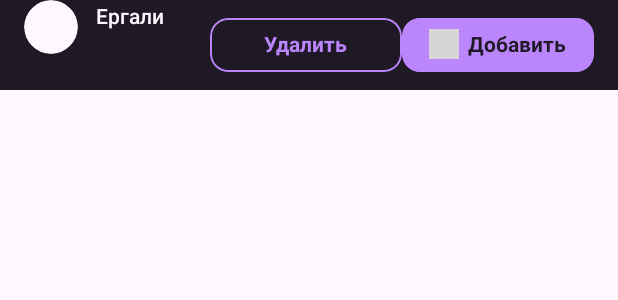
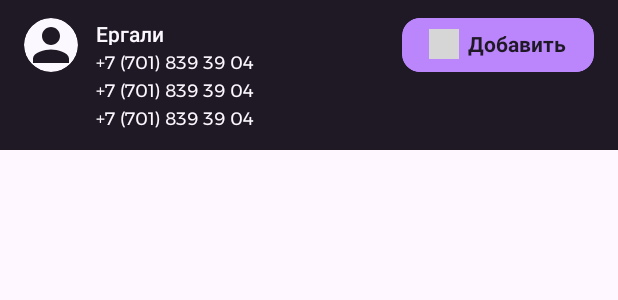
Before and after one commit to Anelkad/Contacts-App, an Android app: the layout item_contact.xml on its own in the app's theme, with its tools: preview values and no code run, on a phone screen of 412 x 824 dp. Shown: the top 300 px of the screen. Run offline under Robolectric (Android 15) with nearby library versions, the phone set to English and light mode, and no system bars; grey boxes are pictures that could not be loaded.

Commit message:
[feature] get contacts

```diff
--- a/app/build.gradle.kts
+++ b/app/build.gradle.kts
@@ -1,6 +1,7 @@
 plugins {
     id("com.android.application")
     id("org.jetbrains.kotlin.android")
+    id ("kotlin-parcelize")
 }
 
 android {
--- a/app/src/main/AndroidManifest.xml
+++ b/app/src/main/AndroidManifest.xml
@@ -2,7 +2,7 @@
 <manifest xmlns:android="http://schemas.android.com/apk/res/android"
     xmlns:tools="http://schemas.android.com/tools">
 
-    <uses-permission android:name="android.permission.READ_CONTACTS"/>
+    <uses-permission android:name="android.permission.READ_CONTACTS" />
 
     <application
         android:allowBackup="true"
--- /dev/null
+++ b/app/src/main/java/com/example/contacts/Constants.kt
@@ -0,0 +1,3 @@
+package com.example.contacts
+
+const val CONTACTS_LIST = "CONTACTS_LIST"
--- /dev/null
+++ b/app/src/main/res/drawable/baseline_person_24.xml
@@ -0,0 +1,5 @@
+<vector android:height="24dp" android:tint="@color/black"
+    android:viewportHeight="24" android:viewportWidth="24"
+    android:width="24dp" xmlns:android="http://schemas.android.com/apk/res/android">
+    <path android:fillColor="@android:color/white" android:pathData="M12,12c2.21,0 4,-1.79 4,-4s-1.79,-4 -4,-4 -4,1.79 -4,4 1.79,4 4,4zM12,14c-2.67,0 -8,1.34 -8,4v2h16v-2c0,-2.66 -5.33,-4 -8,-4z"/>
+</vector>
--- a/app/src/main/res/layout/item_contact.xml
+++ b/app/src/main/res/layout/item_contact.xml
@@ -4,22 +4,27 @@
     xmlns:tools="http://schemas.android.com/tools"
     android:layout_width="match_parent"
     android:layout_height="wrap_content"
-    android:background="@color/black"
     android:orientation="horizontal"
-    android:paddingHorizontal="16dp">
+    android:paddingHorizontal="16dp"
+    android:paddingVertical="12dp"
+    tools:background="@color/black">
 
     <com.google.android.material.card.MaterialCardView
         android:layout_width="36dp"
         android:layout_height="36dp"
+        android:backgroundTint="@color/white"
         app:cardCornerRadius="18dp"
         app:cardElevation="0dp"
         app:strokeWidth="0dp">
 
         <ImageView
             android:id="@+id/iv_avatar"
-            android:layout_width="wrap_content"
-            android:layout_height="wrap_content"
-            android:contentDescription="@string/avatar" />
+            android:layout_width="match_parent"
+            android:layout_height="match_parent"
+            android:layout_gravity="center"
+            android:contentDescription="@string/avatar"
+            android:src="@drawable/baseline_person_24"
+            app:tint="@color/black" />
 
     </com.google.android.material.card.MaterialCardView>
 
@@ -34,12 +39,20 @@
         <TextView
             android:id="@+id/tv_name"
             android:layout_width="wrap_content"
-            android:layout_height="wrap_content"
+            android:layout_height="18dp"
+            android:layout_marginBottom="2dp"
             android:fontFamily="@font/montserrat"
             android:textColor="@color/white"
             android:textFontWeight="600"
             android:textSize="14sp"
             tools:text="Ергали" />
+
+        <androidx.recyclerview.widget.RecyclerView
+            android:id="@+id/rv_phones"
+            android:layout_width="wrap_content"
+            android:layout_height="wrap_content"
+            app:layoutManager="androidx.recyclerview.widget.LinearLayoutManager"
+            tools:listitem="@layout/item_phone" />
 
     </LinearLayout>
 
@@ -47,8 +60,8 @@
         android:id="@+id/cv_delete"
         android:layout_width="128dp"
         android:layout_height="36dp"
-        android:layout_marginVertical="12dp"
         android:backgroundTint="@color/black"
+        android:visibility="gone"
         app:cardCornerRadius="12dp"
         app:cardElevation="0dp"
         app:strokeColor="@color/primary"
@@ -70,7 +83,6 @@
         android:id="@+id/cv_add"
         android:layout_width="128dp"
         android:layout_height="36dp"
-        android:layout_marginVertical="12dp"
         android:backgroundTint="@color/primary"
         app:cardCornerRadius="12dp"
         app:cardElevation="0dp"
@@ -88,8 +100,8 @@
                 android:layout_height="20dp"
                 android:layout_gravity="center_vertical"
                 android:layout_marginEnd="6dp"
-                android:src="@drawable/baseline_add_24"
-                android:contentDescription="@string/add" />
+                android:contentDescription="@string/add"
+                android:src="@drawable/baseline_add_24" />
 
             <TextView
                 android:layout_width="wrap_content"
--- /dev/null
+++ b/app/src/main/res/layout/item_phone.xml
@@ -0,0 +1,17 @@
+<?xml version="1.0" encoding="utf-8"?>
+<FrameLayout xmlns:android="http://schemas.android.com/apk/res/android"
+    xmlns:tools="http://schemas.android.com/tools"
+    android:layout_width="wrap_content"
+    android:layout_height="wrap_content"
+    tools:background="@color/black">
+
+    <TextView
+        android:id="@+id/tv_phone"
+        android:layout_width="wrap_content"
+        android:layout_height="wrap_content"
+        android:fontFamily="@font/montserrat"
+        android:textColor="@color/white"
+        android:textSize="12sp"
+        tools:text="+7 (701) 839 39 04" />
+
+</FrameLayout>
```
Also changed, not shown: app/src/main/java/com/example/contacts/Contact.kt (added, +13 -0 lines), app/src/main/java/com/example/contacts/ContactListFragment.kt (+25 -2 lines), app/src/main/java/com/example/contacts/ContactsAdapter.kt (added, +46 -0 lines), app/src/main/java/com/example/contacts/MainActivity.kt (+103 -5 lines), app/src/main/java/com/example/contacts/PhoneAdapter.kt (added, +32 -0 lines), app/src/main/res/layout/activity_main.xml (+9 -2 lines), app/src/main/res/layout/contact_list_fragment.xml (+8 -2 lines).
